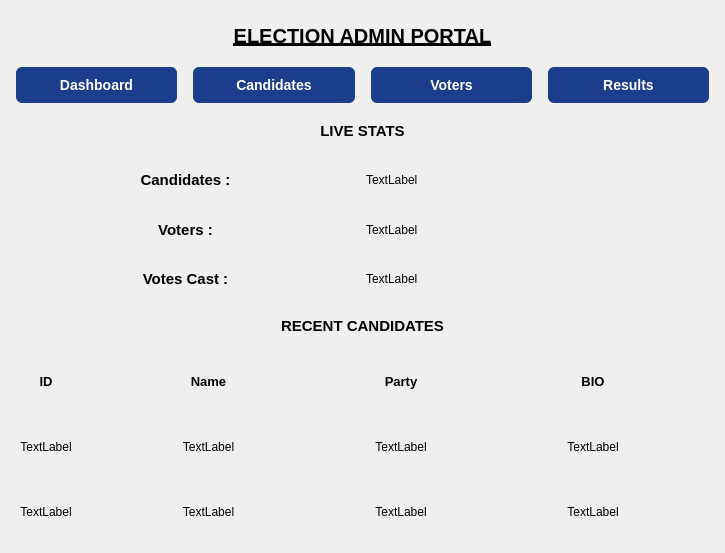
Qt form E-voting-system/Experiment/candidates_dashboard.ui (Kashan-Baig/E-VOTING) before a commit.
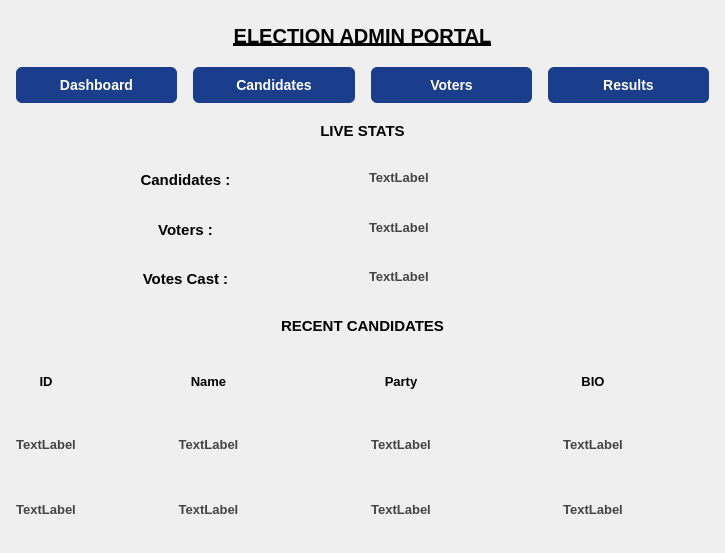
The same form after that commit.

The edit to the form file:
```diff
--- a/E-voting-system/Experiment/candidates_dashboard.ui
+++ b/E-voting-system/Experiment/candidates_dashboard.ui
@@ -186,6 +186,12 @@
      </item>
      <item row="1" column="1">
       <widget class="QLabel" name="total_candidates">
+       <property name="styleSheet">
+        <string notr="true">   font-size: 13px;
+    font-weight: 650;
+    color: #444444;
+    margin-bottom: 5px;</string>
+       </property>
        <property name="text">
         <string>TextLabel</string>
        </property>
@@ -215,6 +221,12 @@
      </item>
      <item row="2" column="1">
       <widget class="QLabel" name="total_voters">
+       <property name="styleSheet">
+        <string notr="true">   font-size: 13px;
+    font-weight: 650;
+    color: #444444;
+    margin-bottom: 5px;</string>
+       </property>
        <property name="text">
         <string>TextLabel</string>
        </property>
@@ -244,6 +256,12 @@
      </item>
      <item row="3" column="1">
       <widget class="QLabel" name="total_votes_casted">
+       <property name="styleSheet">
+        <string notr="true">   font-size: 13px;
+    font-weight: 650;
+    color: #444444;
+    margin-bottom: 5px;</string>
+       </property>
        <property name="text">
         <string>TextLabel</string>
        </property>
@@ -333,6 +351,12 @@
     <layout class="QGridLayout" name="gridLayout">
      <item row="3" column="0">
       <widget class="QLabel" name="id_2">
+       <property name="styleSheet">
+        <string notr="true">   font-size: 13px;
+    font-weight: 800;
+    color: #444444;
+    margin-bottom: 5px;</string>
+       </property>
        <property name="text">
         <string>TextLabel</string>
        </property>
@@ -343,6 +367,12 @@
      </item>
      <item row="2" column="3">
       <widget class="QLabel" name="bio_1">
+       <property name="styleSheet">
+        <string notr="true">   font-size: 13px;
+    font-weight: 600;
+    color: #444444;
+    margin-bottom: 5px;</string>
+       </property>
        <property name="text">
         <string>TextLabel</string>
        </property>
@@ -381,6 +411,12 @@
      </item>
      <item row="2" column="2">
       <widget class="QLabel" name="party_1">
+       <property name="styleSheet">
+        <string notr="true">   font-size: 13px;
+    font-weight: 600;
+    color: #444444;
+    margin-bottom: 5px;</string>
+       </property>
        <property name="text">
         <string>TextLabel</string>
        </property>
@@ -431,6 +467,12 @@
      </item>
      <item row="3" column="3">
       <widget class="QLabel" name="bio_2">
+       <property name="styleSheet">
+        <string notr="true">   font-size: 13px;
+    font-weight: 600;
+    color: #444444;
+    margin-bottom: 5px;</string>
+       </property>
        <property name="text">
         <string>TextLabel</string>
        </property>
@@ -441,6 +483,12 @@
      </item>
      <item row="2" column="0">
       <widget class="QLabel" name="id_1">
+       <property name="styleSheet">
+        <string notr="true">   font-size: 13px;
+    font-weight: 800;
+    color: #444444;
+    margin-bottom: 5px;</string>
+       </property>
        <property name="text">
         <string>TextLabel</string>
        </property>
@@ -451,6 +499,12 @@
      </item>
      <item row="2" column="1">
       <widget class="QLabel" name="name_1">
+       <property name="styleSheet">
+        <string notr="true">   font-size: 13px;
+    font-weight: 600;
+    color: #444444;
+    margin-bottom: 5px;</string>
+       </property>
        <property name="text">
         <string>TextLabel</string>
        </property>
@@ -461,6 +515,12 @@
      </item>
      <item row="3" column="2">
       <widget class="QLabel" name="party_2">
+       <property name="styleSheet">
+        <string notr="true">   font-size: 13px;
+    font-weight: 600;
+    color: #444444;
+    margin-bottom: 5px;</string>
+       </property>
        <property name="text">
         <string>TextLabel</string>
        </property>
@@ -499,6 +559,12 @@
      </item>
      <item row="3" column="1">
       <widget class="QLabel" name="name_2">
+       <property name="styleSheet">
+        <string notr="true">   font-size: 13px;
+    font-weight: 600;
+    color: #444444;
+    margin-bottom: 5px;</string>
+       </property>
        <property name="text">
         <string>TextLabel</string>
        </property>
```
